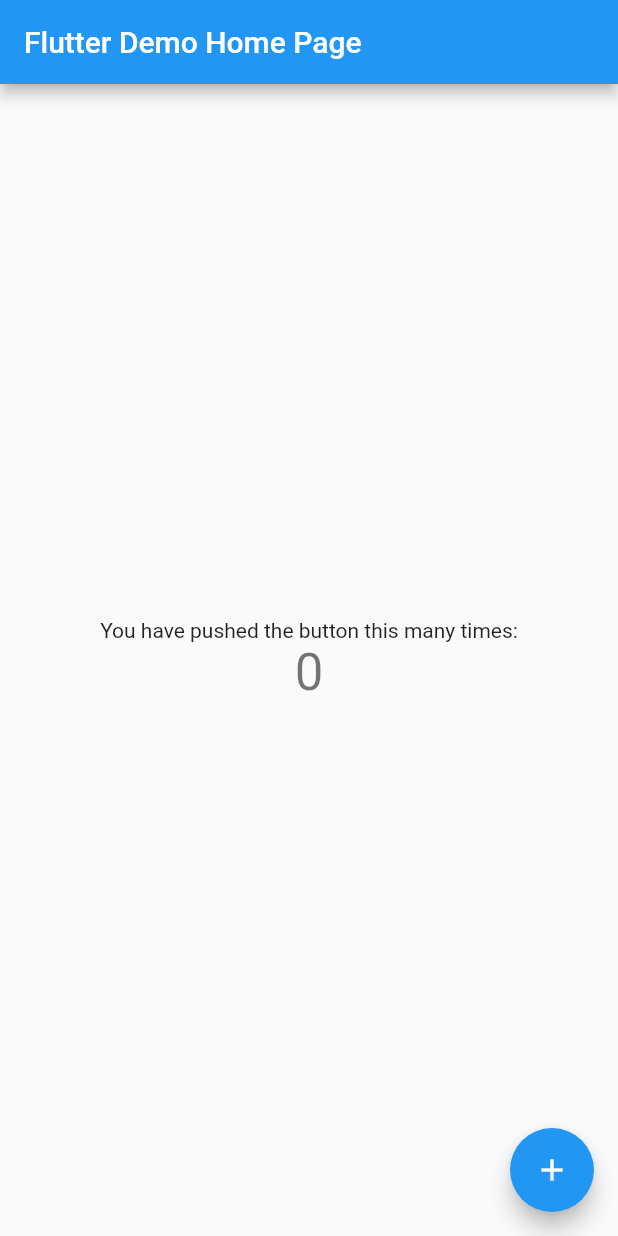
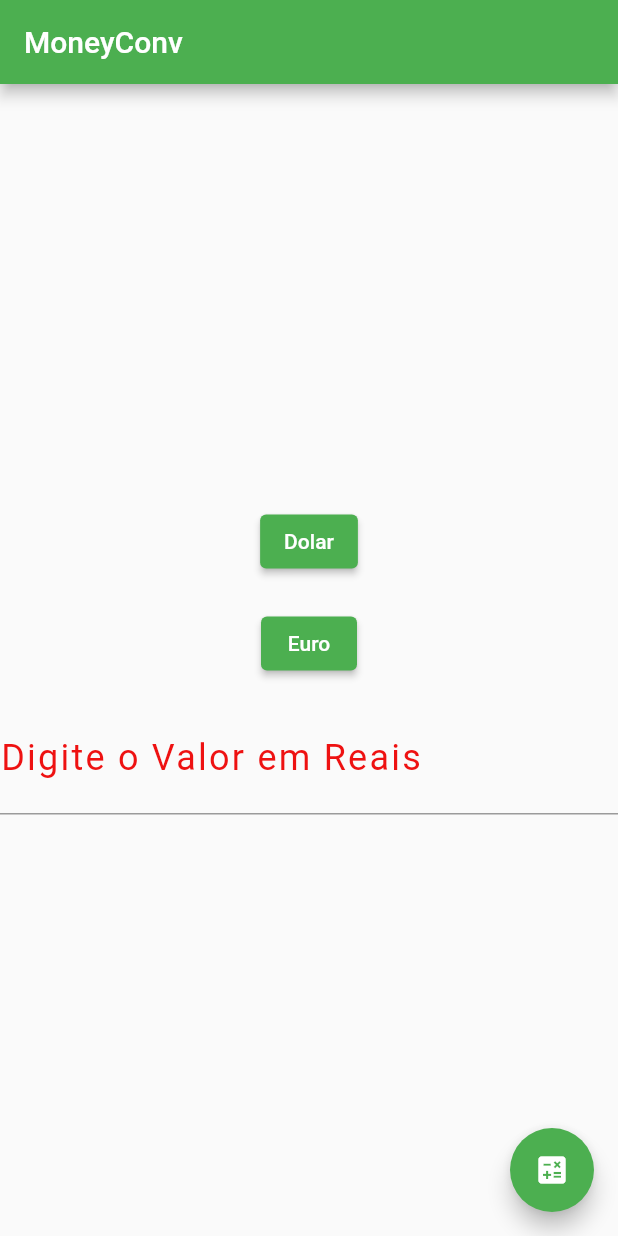
Before and after one commit to JoaoDeAbreu/MoneyConv, a Flutter app: the screen it shows after launch, on a phone screen of 412 x 824 dp. Run offline on Flutter 3.47's test engine with Material 2 defaults, Android fonts, the phone set to English and light mode, and no system bars.

Commit message:
quase pronto

```diff
--- a/moneyconv/lib/main.dart
+++ b/moneyconv/lib/main.dart
@@ -11,20 +11,11 @@ class MyApp extends StatelessWidget {
   @override
   Widget build(BuildContext context) {
     return MaterialApp(
-      title: 'Flutter Demo',
+      title: 'MoneyConv',
       theme: ThemeData(
-        // This is the theme of your application.
-        //
-        // Try running your application with "flutter run". You'll see the
-        // application has a blue toolbar. Then, without quitting the app, try
-        // changing the primarySwatch below to Colors.green and then invoke
-        // "hot reload" (press "r" in the console where you ran "flutter run",
-        // or simply save your changes to "hot reload" in a Flutter IDE).
-        // Notice that the counter didn't reset back to zero; the application
-        // is not restarted.
-        primarySwatch: Colors.blue,
+        primarySwatch: Colors.green,
       ),
-      home: const MyHomePage(title: 'Flutter Demo Home Page'),
+      home: const MyHomePage(title: 'MoneyConv'),
     );
   }
 }
@@ -32,84 +23,108 @@ class MyApp extends StatelessWidget {
 class MyHomePage extends StatefulWidget {
   const MyHomePage({super.key, required this.title});
 
-  // This widget is the home page of your application. It is stateful, meaning
-  // that it has a State object (defined below) that contains fields that affect
-  // how it looks.
-
-  // This class is the configuration for the state. It holds the values (in this
-  // case the title) provided by the parent (in this case the App widget) and
-  // used by the build method of the State. Fields in a Widget subclass are
-  // always marked "final".
-
   final String title;
 
   @override
   State<MyHomePage> createState() => _MyHomePageState();
 }
 
+final TextEditingController _textFieldController = TextEditingController();
+
 class _MyHomePageState extends State<MyHomePage> {
   int _counter = 0;
+  String _selectedOption = ' ';
+  double _multiplier = 1.0;
 
   void _incrementCounter() {
     setState(() {
-      // This call to setState tells the Flutter framework that something has
-      // changed in this State, which causes it to rerun the build method below
-      // so that the display can reflect the updated values. If we changed
-      // _counter without calling setState(), then the build method would not be
-      // called again, and so nothing would appear to happen.
-      _counter++;
+      final String text = _textFieldController.text;
+      final double value = double.tryParse(text) ?? 0.0;
+      final double result = value * _multiplier;
+      final String mensagem =
+          'O valor convertido fica: ${result.toStringAsFixed(2)}';
+      showDialog(
+        context: context,
+        builder: (BuildContext context) {
+          final String text = _textFieldController.text;
+          final double value = double.tryParse(text) ?? 0.0;
+          final double result = value * _multiplier;
+          final String message =
+              'O valor convertido fica: ${result.toStringAsFixed(2)}';
+          return Column(
+            children: [
+              AlertDialog(
+                title: Center(child: const Text('Resultado')),
+                content: Text(message),
+                actions: <Widget>[
+                  TextButton(
+                    onPressed: () {
+                      Navigator.of(context).pop();
+                    },
+                    child: const Text('OK'),
+                  ),
+                ],
+              ),
+            ],
+          );
+        },
+      );
+    });
+  }
+
+  void Option1() {
+    setState(() {
+      _selectedOption = 'Voce selecionou a opção Dolar';
+      _multiplier = 5.05;
+    });
+  }
+
+  void Option2() {
+    setState(() {
+      _selectedOption = 'Voce selecionou a opção Euro';
+      _multiplier = 5.60;
     });
   }
 
   @override
   Widget build(BuildContext context) {
-    // This method is rerun every time setState is called, for instance as done
-    // by the _incrementCounter method above.
-    //
-    // The Flutter framework has been optimized to make rerunning build methods
-    // fast, so that you can just rebuild anything that needs updating rather
-    // than having to individually change instances of widgets.
     return Scaffold(
       appBar: AppBar(
-        // Here we take the value from the MyHomePage object that was created by
-        // the App.build method, and use it to set our appbar title.
         title: Text(widget.title),
       ),
       body: Center(
-        // Center is a layout widget. It takes a single child and positions it
-        // in the middle of the parent.
         child: Column(
-          // Column is also a layout widget. It takes a list of children and
-          // arranges them vertically. By default, it sizes itself to fit its
-          // children horizontally, and tries to be as tall as its parent.
-          //
-          // Invoke "debug painting" (press "p" in the console, choose the
-          // "Toggle Debug Paint" action from the Flutter Inspector in Android
-          // Studio, or the "Toggle Debug Paint" command in Visual Studio Code)
-          // to see the wireframe for each widget.
-          //
-          // Column has various properties to control how it sizes itself and
-          // how it positions its children. Here we use mainAxisAlignment to
-          // center the children vertically; the main axis here is the vertical
-          // axis because Columns are vertical (the cross axis would be
-          // horizontal).
           mainAxisAlignment: MainAxisAlignment.center,
           children: <Widget>[
-            const Text(
-              'You have pushed the button this many times:',
+            ElevatedButton(style: ButtonStyle(),
+              onPressed: Option1,
+              child: const Text('Dolar'),
             ),
-            Text(
-              '$_counter',
-              style: Theme.of(context).textTheme.headlineMedium,
+            const SizedBox(height: 20),
+            ElevatedButton (
+              onPressed: Option2,
+              child: const Text('Euro',
+              ),
+            ),
+            Text(_selectedOption),
+            TextField(
+              style: TextStyle(letterSpacing: 1.5,
+              color: Color.fromRGBO(240, 95, 11, 1),
+              fontSize: 24),
+              controller: _textFieldController,
+              keyboardType: TextInputType.number,
+              decoration: InputDecoration(labelStyle: TextStyle(color: Color.fromARGB(255, 238, 17, 17)),
+                labelText: 'Digite o Valor em Reais',
+              ),
             ),
           ],
         ),
       ),
       floatingActionButton: FloatingActionButton(
         onPressed: _incrementCounter,
-        tooltip: 'Increment',
-        child: const Icon(Icons.add),
-      ), // This trailing comma makes auto-formatting nicer for build methods.
+        tooltip: 'Calc',
+        child: const Icon(Icons.calculate),
+      ),
     );
   }
 }
```
Also changed, not shown: moneyconv/pubspec.yaml (+10 -0 lines), moneyconv/lib/assets/money.png (added), moneyconv/pubspec.lock, 1 other file.
